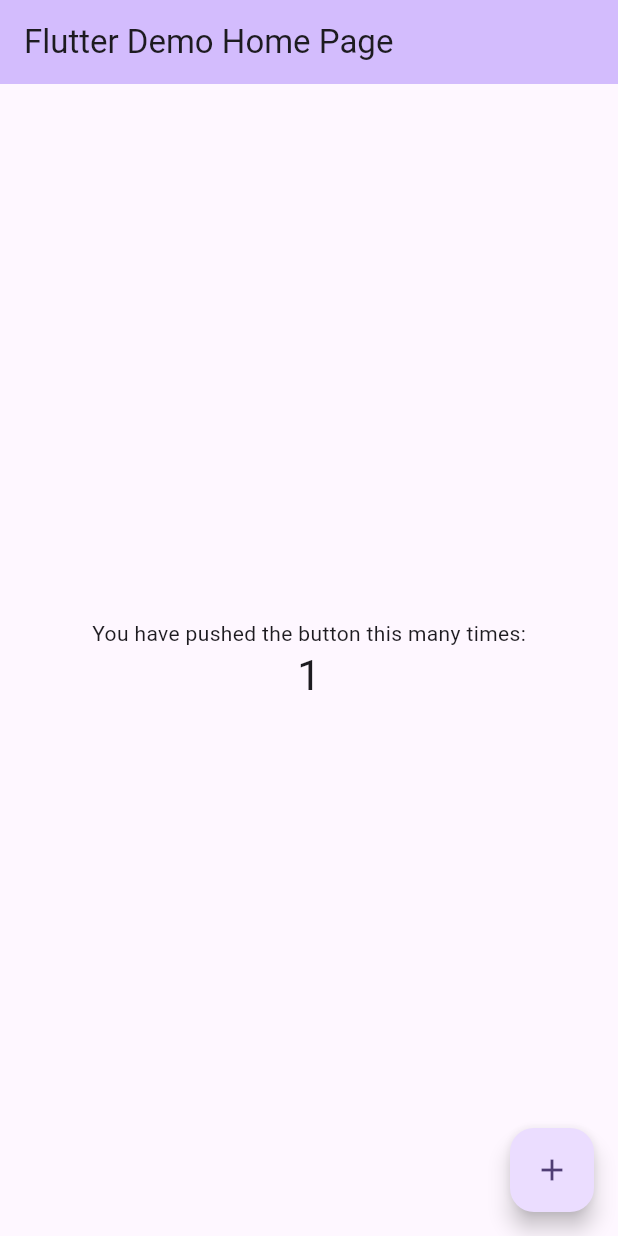
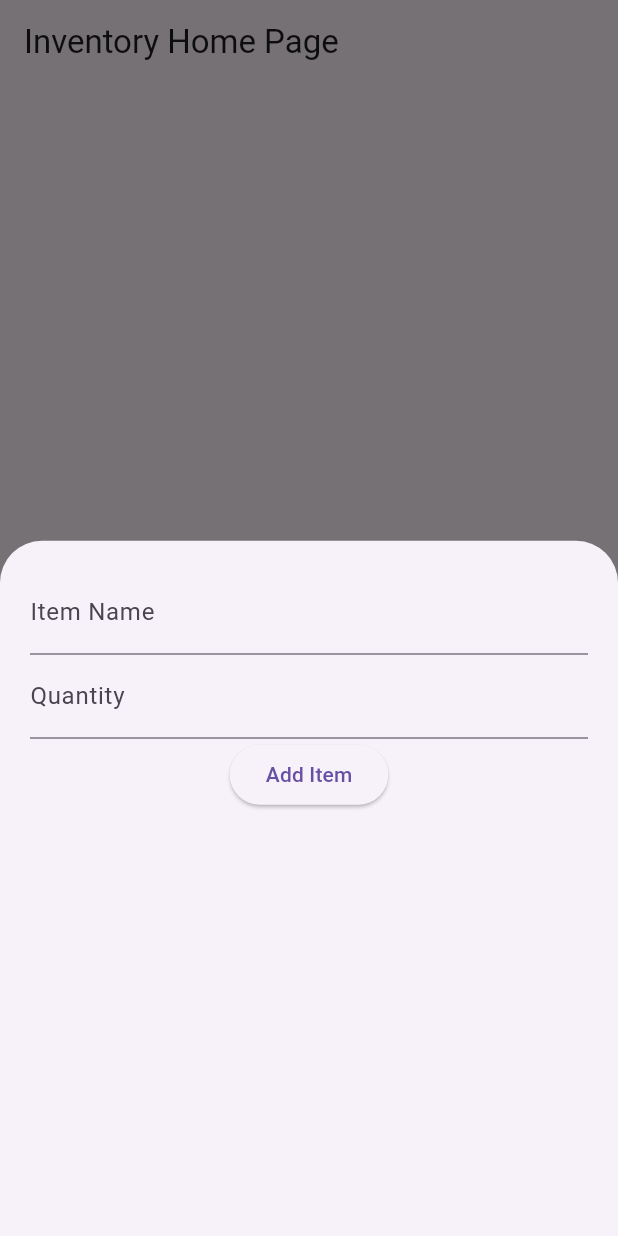
Before and after one commit to Fel1xGarc1a/act12, a Flutter app: the screen it shows after launch, after a tap on the "add" icon, on a phone screen of 412 x 824 dp. Run offline on Flutter 3.47's test engine with Material 3 defaults, Android fonts, the phone set to English and light mode, and no system bars; our stand-ins replace cloud_firestore, firebase_core; accounts and stored records are empty.

```diff
--- a/lib/main.dart
+++ b/lib/main.dart
@@ -1,122 +1,162 @@
 import 'package:flutter/material.dart';
+import 'package:firebase_core/firebase_core.dart';
+import 'package:cloud_firestore/cloud_firestore.dart';
+import 'firebase_options.dart';
 
-void main() {
-  runApp(const MyApp());
+void main() async {
+  WidgetsFlutterBinding.ensureInitialized();
+  await Firebase.initializeApp(
+    options: DefaultFirebaseOptions.currentPlatform,
+  );
+  runApp(InventoryApp());
 }
 
-class MyApp extends StatelessWidget {
-  const MyApp({super.key});
-
-  // This widget is the root of your application.
+class InventoryApp extends StatelessWidget {
   @override
   Widget build(BuildContext context) {
     return MaterialApp(
-      title: 'Flutter Demo',
+      title: 'Inventory Management App',
       theme: ThemeData(
-        // This is the theme of your application.
-        //
-        // TRY THIS: Try running your application with "flutter run". You'll see
-        // the application has a purple toolbar. Then, without quitting the app,
-        // try changing the seedColor in the colorScheme below to Colors.green
-        // and then invoke "hot reload" (save your changes or press the "hot
-        // reload" button in a Flutter-supported IDE, or press "r" if you used
-        // the command line to start the app).
-        //
-        // Notice that the counter didn't reset back to zero; the application
-        // state is not lost during the reload. To reset the state, use hot
-        // restart instead.
-        //
-        // This works for code too, not just values: Most code changes can be
-        // tested with just a hot reload.
-        colorScheme: ColorScheme.fromSeed(seedColor: Colors.deepPurple),
+        primarySwatch: Colors.blue,
       ),
-      home: const MyHomePage(title: 'Flutter Demo Home Page'),
+      home: InventoryHomePage(title: 'Inventory Home Page'),
     );
   }
 }
 
-class MyHomePage extends StatefulWidget {
-  const MyHomePage({super.key, required this.title});
-
-  // This widget is the home page of your application. It is stateful, meaning
-  // that it has a State object (defined below) that contains fields that affect
-  // how it looks.
-
-  // This class is the configuration for the state. It holds the values (in this
-  // case the title) provided by the parent (in this case the App widget) and
-  // used by the build method of the State. Fields in a Widget subclass are
-  // always marked "final".
-
+class InventoryHomePage extends StatefulWidget {
+  InventoryHomePage({Key? key, required this.title}) : super(key: key);
   final String title;
 
   @override
-  State<MyHomePage> createState() => _MyHomePageState();
+  _InventoryHomePageState createState() => _InventoryHomePageState();
 }
 
-class _MyHomePageState extends State<MyHomePage> {
-  int _counter = 0;
+class _InventoryHomePageState extends State<InventoryHomePage> {
+  final CollectionReference _items = FirebaseFirestore.instance.collection('items');
+  final TextEditingController _nameController = TextEditingController();
+  final TextEditingController _quantityController = TextEditingController();
 
-  void _incrementCounter() {
-    setState(() {
-      // This call to setState tells the Flutter framework that something has
-      // changed in this State, which causes it to rerun the build method below
-      // so that the display can reflect the updated values. If we changed
-      // _counter without calling setState(), then the build method would not be
-      // called again, and so nothing would appear to happen.
-      _counter++;
-    });
+  void _addItem() {
+    showModalBottomSheet(
+      context: context,
+      builder: (BuildContext context) {
+        return Padding(
+          padding: EdgeInsets.all(20),
+          child: Column(
+            children: [
+              TextField(
+                controller: _nameController,
+                decoration: InputDecoration(labelText: 'Item Name'),
+              ),
+              TextField(
+                controller: _quantityController,
+                decoration: InputDecoration(labelText: 'Quantity'),
+                keyboardType: TextInputType.number,
+              ),
+              ElevatedButton(
+                onPressed: () async {
+                  await _items.add({
+                    'name': _nameController.text,
+                    'quantity': int.parse(_quantityController.text),
+                  });
+                  _nameController.clear();
+                  _quantityController.clear();
+                  Navigator.pop(context);
+                },
+                child: Text('Add Item'),
+              ),
+            ],
+          ),
+        );
+      },
+    );
+  }
+
+  void _updateItem(DocumentSnapshot document) {
+    _nameController.text = document['name'];
+    _quantityController.text = document['quantity'].toString();
+
+    showModalBottomSheet(
+      context: context,
+      builder: (BuildContext context) {
+        return Padding(
+          padding: EdgeInsets.all(20),
+          child: Column(
+            children: [
+              TextField(
+                controller: _nameController,
+                decoration: InputDecoration(labelText: 'Item Name'),
+              ),
+              TextField(
+                controller: _quantityController,
+                decoration: InputDecoration(labelText: 'Quantity'),
+                keyboardType: TextInputType.number,
+              ),
+              ElevatedButton(
+                onPressed: () async {
+                  await document.reference.update({
+                    'name': _nameController.text,
+                    'quantity': int.parse(_quantityController.text),
+                  });
+                  _nameController.clear();
+                  _quantityController.clear();
+                  Navigator.pop(context);
+                },
+                child: Text('Update Item'),
+              ),
+            ],
+          ),
+        );
+      },
+    );
   }
 
   @override
   Widget build(BuildContext context) {
-    // This method is rerun every time setState is called, for instance as done
-    // by the _incrementCounter method above.
-    //
-    // The Flutter framework has been optimized to make rerunning build methods
-    // fast, so that you can just rebuild anything that needs updating rather
-    // than having to individually change instances of widgets.
     return Scaffold(
       appBar: AppBar(
-        // TRY THIS: Try changing the color here to a specific color (to
-        // Colors.amber, perhaps?) and trigger a hot reload to see the AppBar
-        // change color while the other colors stay the same.
-        backgroundColor: Theme.of(context).colorScheme.inversePrimary,
-        // Here we take the value from the MyHomePage object that was created by
-        // the App.build method, and use it to set our appbar title.
         title: Text(widget.title),
       ),
-      body: Center(
-        // Center is a layout widget. It takes a single child and positions it
-        // in the middle of the parent.
-        child: Column(
-          // Column is also a layout widget. It takes a list of children and
-          // arranges them vertically. By default, it sizes itself to fit its
-          // children horizontally, and tries to be as tall as its parent.
-          //
-          // Column has various properties to control how it sizes itself and
-          // how it positions its children. Here we use mainAxisAlignment to
-          // center the children vertically; the main axis here is the vertical
-          // axis because Columns are vertical (the cross axis would be
-          // horizontal).
-          //
-          // TRY THIS: Invoke "debug painting" (choose the "Toggle Debug Paint"
-          // action in the IDE, or press "p" in the console), to see the
-          // wireframe for each widget.
-          mainAxisAlignment: MainAxisAlignment.center,
-          children: <Widget>[
-            const Text('You have pushed the button this many times:'),
-            Text(
-              '$_counter',
-              style: Theme.of(context).textTheme.headlineMedium,
-            ),
-          ],
-        ),
+      body: StreamBuilder(
+        stream: _items.snapshots(),
+        builder: (context, AsyncSnapshot<QuerySnapshot> snapshot) {
+          if (snapshot.hasError) {
+            return Center(child: Text('Something went wrong'));
+          }
+          if (snapshot.connectionState == ConnectionState.waiting) {
+            return Center(child: CircularProgressIndicator());
+          }
+          return ListView.builder(
+            itemCount: snapshot.data!.docs.length,
+            itemBuilder: (context, index) {
+              final DocumentSnapshot document = snapshot.data!.docs[index];
+              return ListTile(
+                title: Text(document['name']),
+                subtitle: Text('Quantity: ${document['quantity']}'),
+                trailing: Row(
+                  mainAxisSize: MainAxisSize.min,
+                  children: [
+                    IconButton(
+                      icon: Icon(Icons.edit),
+                      onPressed: () => _updateItem(document),
+                    ),
+                    IconButton(
+                      icon: Icon(Icons.delete),
+                      onPressed: () => document.reference.delete(),
+                    ),
+                  ],
+                ),
+              );
+            },
+          );
+        },
       ),
       floatingActionButton: FloatingActionButton(
-        onPressed: _incrementCounter,
-        tooltip: 'Increment',
-        child: const Icon(Icons.add),
-      ), // This trailing comma makes auto-formatting nicer for build methods.
+        onPressed: _addItem,
+        tooltip: 'Add Item',
+        child: Icon(Icons.add),
+      ),
     );
   }
 }
--- /dev/null
+++ b/lib/models/item.dart
@@ -0,0 +1,27 @@
+class Item {
+  final String? id;
+  final String name;
+  final int quantity;
+
+  Item({
+    this.id,
+    required this.name,
+    required this.quantity,
+  });
+
+  Map<String, dynamic> toMap() {
+    return {
+      'name': name,
+      'quantity': quantity,
+    };
+  }
+
+  factory Item.fromDocument(DocumentSnapshot doc) {
+    final data = doc.data() as Map<String, dynamic>;
+    return Item(
+      id: doc.id,
+      name: data['name'] ?? '',
+      quantity: data['quantity'] ?? 0,
+    );
+  }
+}
--- a/pubspec.yaml
+++ b/pubspec.yaml
@@ -34,6 +34,9 @@ dependencies:
   # The following adds the Cupertino Icons font to your application.
   # Use with the CupertinoIcons class for iOS style icons.
   cupertino_icons: ^1.0.8
+  firebase_core: ^2.27.1
+  cloud_firestore: ^4.15.9
+  firebase_auth: ^4.17.9
 
 dev_dependencies:
   flutter_test:
```
Also changed, not shown: firebase.json (added), lib/firebase_options.dart (added), pubspec.lock, 6 other files.
